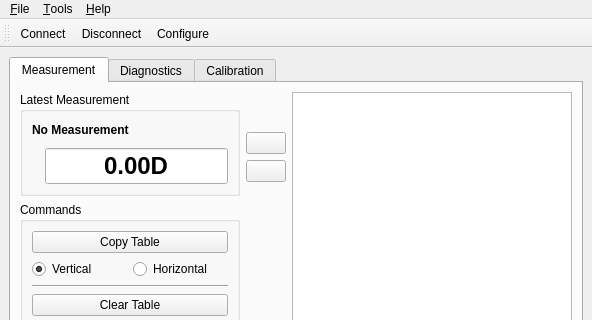
Above: software/desktop/src/mainwindow.ui from dektronics/printalyzer-densitometer before the change; both pictures show x 0 to 592 and y 0 to 320 of the 592 by 585 pixel window. Below: the same form after it.
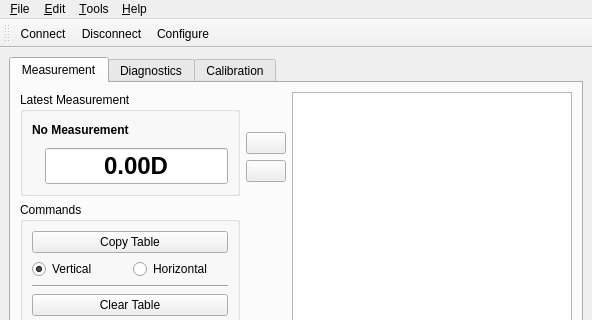
That is the form after the change. Icons and pictures are not drawn.

Commit message:
Add fancier edit actions to the application
This adds the edit menu, with its cut/copy/paste/delete actions, as well
as giving more explicit consideration to how these actions are to be
handled by the application.
There may still be room for improvement or alternate decisions
in regards to the measurement table, but this is at least what we need
to have these at all.

The edit to the form file:
```diff
--- a/software/desktop/src/mainwindow.ui
+++ b/software/desktop/src/mainwindow.ui
@@ -1049,7 +1049,17 @@
     </property>
     <addaction name="actionAbout"/>
    </widget>
+   <widget class="QMenu" name="menuEdit">
+    <property name="title">
+     <string>&amp;Edit</string>
+    </property>
+    <addaction name="actionCut"/>
+    <addaction name="actionCopy"/>
+    <addaction name="actionPaste"/>
+    <addaction name="actionDelete"/>
+   </widget>
    <addaction name="menuFile"/>
+   <addaction name="menuEdit"/>
    <addaction name="menuTools"/>
    <addaction name="menuHelp"/>
   </widget>
```
Left out of the diff: 40 changed lines with no effect on the pictures. The commit also changes 6 other files.
